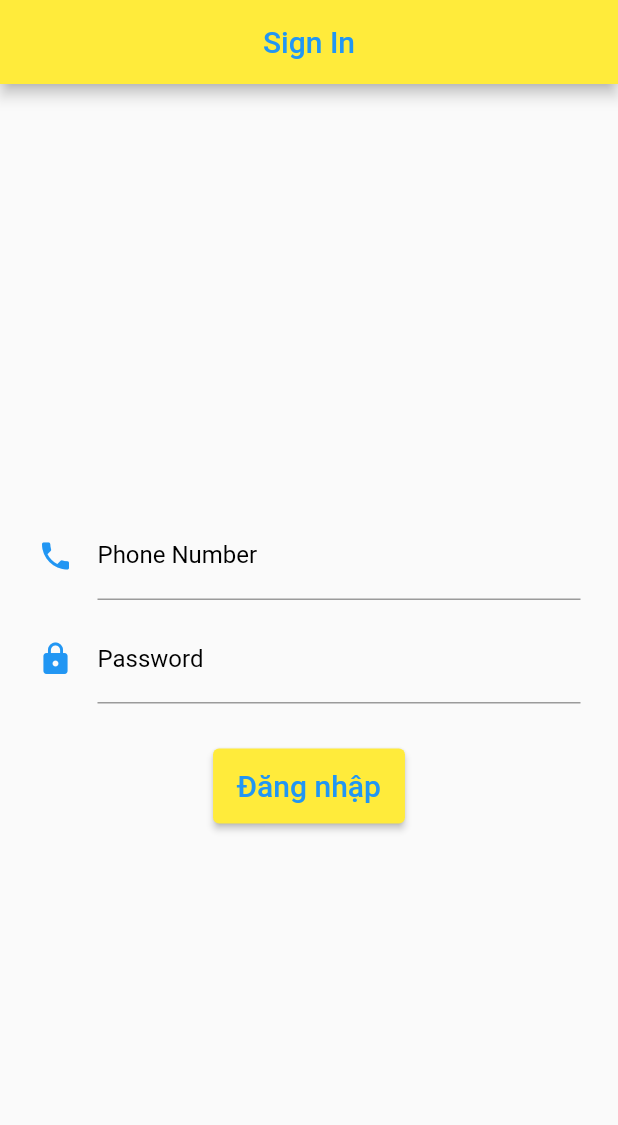
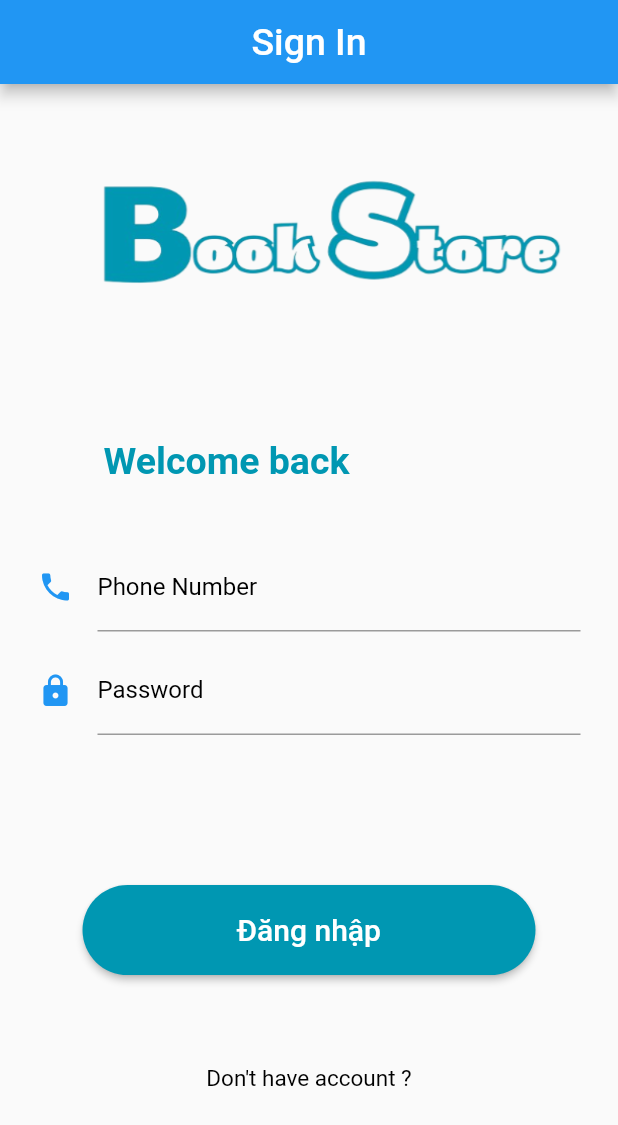
Before and after one commit to TKhawns/Bookstore_Mobile, a Flutter app: the screen it shows after launch, on a phone screen of 412 x 824 dp. Shown: the top 1125 px of the screen. Run offline on Flutter 3.47's test engine with Material 2 defaults, Android fonts, the light colour scheme and no system bars; our stand-ins replace device_preview.

Commit message:
update sign in UI oke more

```diff
--- a/lib/base/base_widget.dart
+++ b/lib/base/base_widget.dart
@@ -22,7 +22,7 @@ class PageContainer extends StatelessWidget {
           centerTitle: true,
           title: Text(
             title,
-            style: TextStyle(color: Colors.blue),
+            style: TextStyle(color: Colors.white, fontSize: 25),
           ),
         ),
         body: child,
--- a/lib/main.dart
+++ b/lib/main.dart
@@ -8,12 +8,13 @@ void main() {
 
 class MyApp extends StatelessWidget {
   const MyApp({super.key});
+
   @override
   Widget build(BuildContext context) {
     return MaterialApp(
       title: 'Book Store',
       theme: ThemeData(
-        primarySwatch: Colors.yellow,
+        primarySwatch: Colors.blue,
       ),
       home: SignInPage(),
     );
--- a/lib/module/signin/sign_page.dart
+++ b/lib/module/signin/sign_page.dart
@@ -29,17 +29,41 @@ class _SignInFormWidgetState extends State<SignInFormWidget> {
   @override
   Widget build(BuildContext context) {
     return Container(
-      padding: EdgeInsets.all(25),
+      padding: EdgeInsets.only(right: 25, bottom: 25, left: 25),
       child: Column(
-        mainAxisAlignment: MainAxisAlignment.center,
+        mainAxisAlignment: MainAxisAlignment.start,
         children: <Widget>[
+          Container(
+            child: Image.asset('assets/images/textlogo.png'),
+            padding: EdgeInsets.only(bottom: 50),
+          ),
+          Container(
+            padding: EdgeInsets.only(right: 110, bottom: 30),
+            child: Text(
+              "Welcome back",
+              style: TextStyle(
+                  fontWeight: FontWeight.bold,
+                  fontSize: 25,
+                  color: const Color.fromARGB(255, 0, 151, 178)),
+            ),
+          ),
           _buildPhoneField(),
           _buildPassField(),
           Container(
-            padding: EdgeInsets.only(top: 30),
+            padding: EdgeInsets.only(left: 30, right: 30, top: 100, bottom: 30),
             child: NormalButton(
               title: "Đăng nhập",
               onPressed: () {},
+            ),
+          ),
+          Container(
+            padding: EdgeInsets.only(top: 30, bottom: 25),
+            child: Text(
+              "Don't have account ?",
+              style: TextStyle(
+                fontSize: 15,
+                color: Colors.black,
+              ),
             ),
           )
         ],
--- a/lib/widget/normalbutton.dart
+++ b/lib/widget/normalbutton.dart
@@ -9,18 +9,16 @@ class NormalButton extends StatelessWidget {
   @override
   Widget build(BuildContext context) {
     return ButtonTheme(
-        minWidth: 200,
-        height: 45.0,
         child: ElevatedButton(
       onPressed: onPressed,
       style: ElevatedButton.styleFrom(
-              minimumSize: Size(110, 50),
-              backgroundColor: Colors.yellow,
+          minimumSize: Size(350, 60),
+          backgroundColor: const Color.fromARGB(255, 0, 151, 178),
           shape: RoundedRectangleBorder(
-                  borderRadius: new BorderRadius.circular(4.0))),
+              borderRadius: new BorderRadius.circular(30.0))),
       child: Text(
         title,
-            style: TextStyle(fontSize: 20, color: Colors.blue),
+        style: TextStyle(fontSize: 20, color: Colors.white),
       ),
     ));
   }
--- a/pubspec.yaml
+++ b/pubspec.yaml
@@ -43,6 +43,8 @@ dev_dependencies:
 
   provider: ^6.0.5
 
+
+
   # The "flutter_lints" package below contains a set of recommended lints to
   # encourage good coding practices. The lint set provided by the package is
   # activated in the `analysis_options.yaml` file located at the root of your
@@ -65,6 +67,8 @@ flutter:
   # assets:
   #   - images/a_dot_burr.jpeg
   #   - images/a_dot_ham.jpeg
+  assets:
+    - assets/images/textlogo.png
 
   # An image asset can refer to one or more resolution-specific "variants", see
   # https://flutter.dev/assets-and-images/#resolution-aware
```
Also changed, not shown: assets/images/textlogo.png (added). Lines whose indentation alone changed are shown as unchanged.
